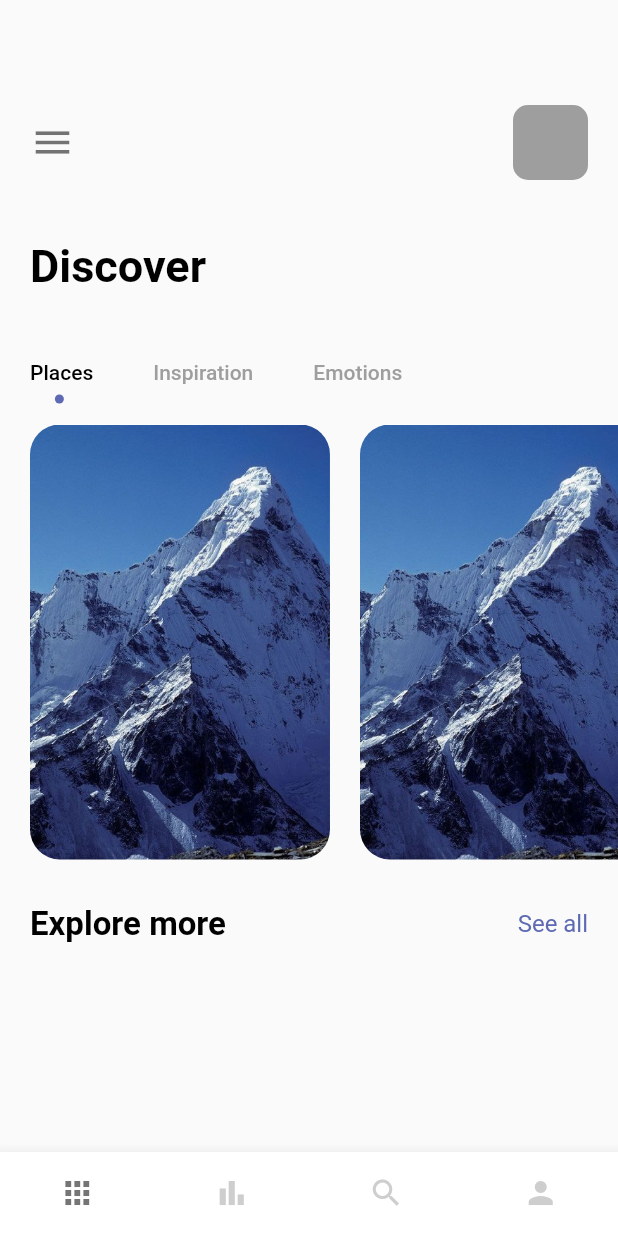
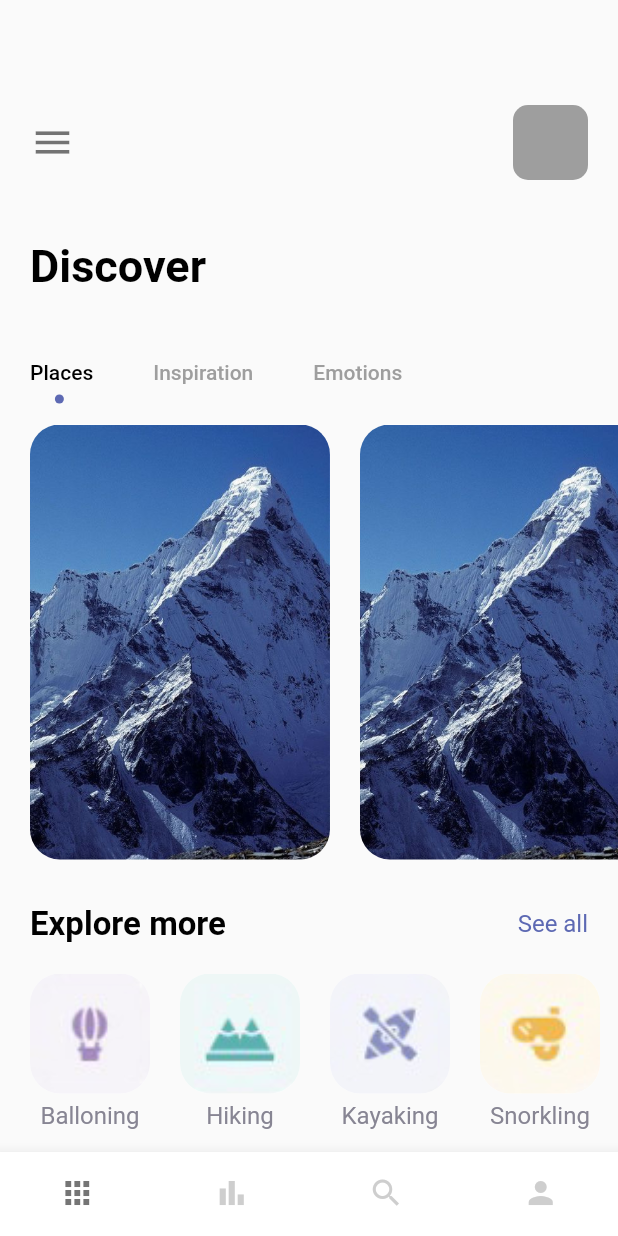
Before and after one commit to Jos620/travel_app, a Flutter app: the screen it shows after launch, on a phone screen of 412 x 824 dp. Run offline on Flutter 3.47's test engine with Material 2 defaults, Android fonts, the phone set to English and light mode, and no system bars.

Commit message:
Add categories

```diff
--- a/lib/pages/nav_pages/home_page.dart
+++ b/lib/pages/nav_pages/home_page.dart
@@ -20,12 +20,20 @@ class _HomePageState extends State<HomePage> with TickerProviderStateMixin {
     'mountain.jpeg',
   ];
 
+  var listImages = {
+    'assets/img/balloning.png': 'Balloning',
+    'assets/img/hiking.png': 'Hiking',
+    'assets/img/kayaking.png': 'Kayaking',
+    'assets/img/snorkling.png': 'Snorkling',
+  };
+
   @override
   Widget build(BuildContext context) {
     TabController _tabController = TabController(length: 3, vsync: this);
     return Center(
       child: Scaffold(
-        body: Column(
+        body: SingleChildScrollView(
+          child: Column(
             crossAxisAlignment: CrossAxisAlignment.start,
             children: [
               // Header icon + profile photo
@@ -104,9 +112,47 @@ class _HomePageState extends State<HomePage> with TickerProviderStateMixin {
                       mainAxisAlignment: MainAxisAlignment.spaceBetween,
                       crossAxisAlignment: CrossAxisAlignment.center,
                       children: [
-                      HeadingBoldText(text: 'Explore more', size: 22,),
-                      AppText(text: 'See all', color: AppColors.mainColor,),
+                        HeadingBoldText(text: 'Explore more', size: 22),
+                        AppText(text: 'See all', color: AppColors.mainColor),
                       ],
+                    ),
+                  ),
+                  Container(
+                    height: 120,
+                    width: double.maxFinite,
+                    margin: const EdgeInsets.only(top: 20, left: 20),
+                    child: ListView.builder(
+                      scrollDirection: Axis.horizontal,
+                      itemCount: 4,
+                      itemBuilder: (_, index) {
+                        return Container(
+                          margin: const EdgeInsets.only(right: 20),
+                          child: Column(
+                            children: [
+                              Container(
+                                width: 80,
+                                height: 80,
+                                decoration: BoxDecoration(
+                                  borderRadius: BorderRadius.circular(20),
+                                  color: Colors.white,
+                                  image: DecorationImage(
+                                    image: AssetImage(
+                                        listImages.keys.elementAt(index)),
+                                    fit: BoxFit.cover,
+                                  ),
+                                ),
+                              ),
+                              Container(
+                                margin: const EdgeInsets.only(top: 5),
+                                child: AppText(
+                                  text: listImages.values.elementAt(index),
+                                  color: AppColors.textColor2,
+                                ),
+                              )
+                            ],
+                          ),
+                        );
+                      },
                     ),
                   ),
                 ],
@@ -114,6 +160,7 @@ class _HomePageState extends State<HomePage> with TickerProviderStateMixin {
             ],
           ),
         ),
+      ),
     );
   }
 }
```
Lines whose indentation alone changed are shown as unchanged.
